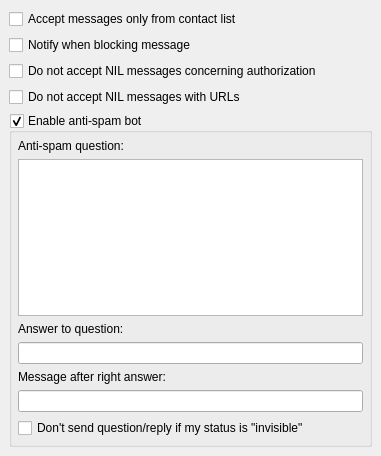
This is src/antispam/antispamlayersettings.ui in Winand/mqutim as Qt 5 draws it before an edit. The edited form follows.
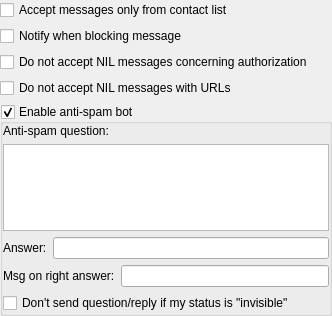
This is the edited form.

Diff of the .ui file:
```diff
--- a/src/antispam/antispamlayersettings.ui
+++ b/src/antispam/antispamlayersettings.ui
@@ -1,12 +1,12 @@
 <ui version="4.0" >
  <class>AntiSpamLayerSettingsClass</class>
- <widget class="QScrollArea" name="AntiSpamLayerSettingsClass" >
-  <property name="geometry" >
+ <widget class="QScrollArea" name="AntiSpamLayerSettingsClass">
+  <property name="geometry">
    <rect>
     <x>0</x>
     <y>0</y>
-    <width>381</width>
-    <height>456</height>
+    <width>332</width>
+    <height>316</height>
    </rect>
   </property>
   <property name="windowTitle" >
@@ -18,16 +18,19 @@
   <property name="widgetResizable" >
    <bool>true</bool>
   </property>
-  <widget class="QWidget" name="scrollAreaWidgetContents" >
-   <property name="geometry" >
+  <widget class="QWidget" name="scrollAreaWidgetContents">
+   <property name="geometry">
     <rect>
      <x>0</x>
      <y>0</y>
-     <width>381</width>
-     <height>456</height>
+     <width>332</width>
+     <height>316</height>
     </rect>
    </property>
-   <layout class="QVBoxLayout" name="verticalLayout_2" >
+   <layout class="QVBoxLayout" name="verticalLayout_2">
+    <property name="margin">
+     <number>0</number>
+    </property>
     <item>
      <widget class="QCheckBox" name="fromClBox" >
       <property name="text" >
@@ -70,9 +73,9 @@
       <property name="checked" >
        <bool>true</bool>
       </property>
-      <layout class="QGridLayout" name="gridLayout" >
-       <property name="margin" >
-        <number>6</number>
+      <layout class="QGridLayout" name="gridLayout">
+       <property name="margin">
+        <number>0</number>
        </property>
        <item row="0" column="0" >
         <layout class="QVBoxLayout" name="verticalLayout" >
@@ -100,29 +103,37 @@
           </widget>
          </item>
          <item>
-          <widget class="QLabel" name="label_2" >
-           <property name="text" >
-            <string>Answer to question:</string>
-           </property>
-          </widget>
+          <layout class="QHBoxLayout" name="horizontalLayout">
+           <item>
+            <widget class="QLabel" name="label_2">
+             <property name="text">
+              <string>Answer:</string>
+             </property>
+            </widget>
+           </item>
+           <item>
+            <widget class="QLineEdit" name="answerLineEdit"/>
+           </item>
+          </layout>
          </item>
          <item>
-          <widget class="QLineEdit" name="answerLineEdit" />
+          <layout class="QHBoxLayout" name="horizontalLayout_2">
+           <item>
+            <widget class="QLabel" name="label_3">
+             <property name="text">
+              <string>Msg on right answer:</string>
+             </property>
+            </widget>
+           </item>
+           <item>
+            <widget class="QLineEdit" name="afterAnswerLineEdit"/>
+           </item>
+          </layout>
          </item>
          <item>
-          <widget class="QLabel" name="label_3" >
-           <property name="text" >
-            <string>Message after right answer:</string>
-           </property>
-          </widget>
-         </item>
-         <item>
-          <widget class="QLineEdit" name="afterAnswerLineEdit" />
-         </item>
-         <item>
-          <widget class="QCheckBox" name="invisibleBox" >
-           <property name="text" >
-            <string>Don't send question/reply if my status is "invisible"</string>
+          <widget class="QCheckBox" name="invisibleBox">
+           <property name="text">
+            <string>Don't send question/reply if my status is &quot;invisible&quot;</string>
            </property>
           </widget>
          </item>
```
Left out of the diff: 51 changed lines with no effect on the pictures.
